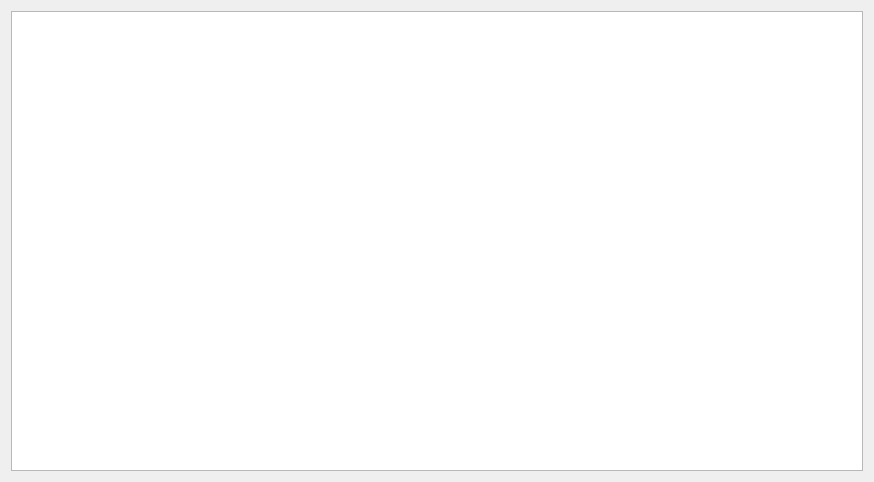
Old version of the form gui/ensembleinfodialog.ui in the repository KejPi/AbracaDABra.
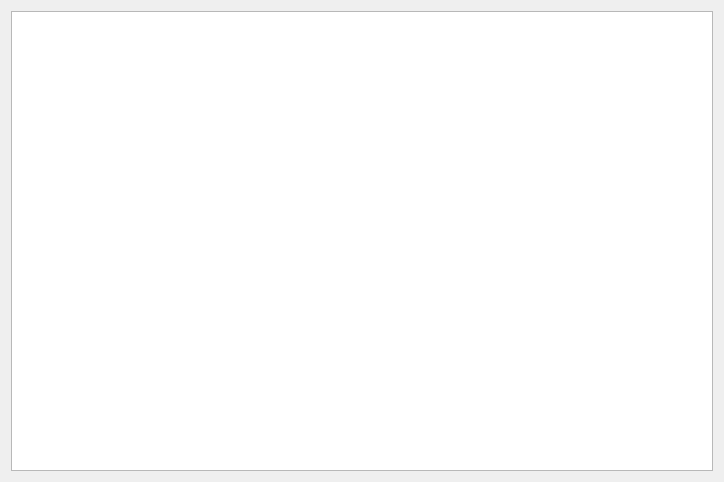
New version of the form.

Commit message: Ensemble info dialog geometry adjusted

The edit to the form file:
```diff
--- a/gui/ensembleinfodialog.ui
+++ b/gui/ensembleinfodialog.ui
@@ -6,7 +6,7 @@
    <rect>
     <x>0</x>
     <y>0</y>
-    <width>874</width>
+    <width>724</width>
     <height>482</height>
    </rect>
   </property>
@@ -18,7 +18,7 @@
     <widget class="QTextEdit" name="ensStructureTextEdit">
      <property name="minimumSize">
       <size>
-       <width>850</width>
+       <width>700</width>
        <height>0</height>
       </size>
      </property>
```
